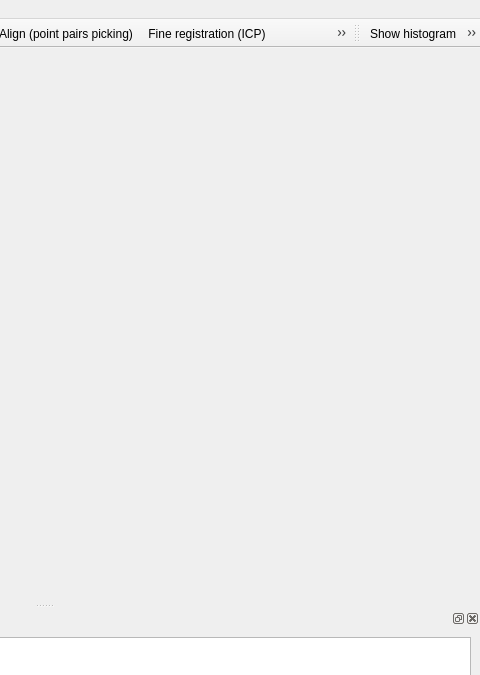
First picture: the form in qCC/ui_templates/mainWindow.ui, repository alex-kity/optimization-Registration, before the edit; both pictures show x 544 to 1024 and y 0 to 675 of the 1024 by 768 pixel window.
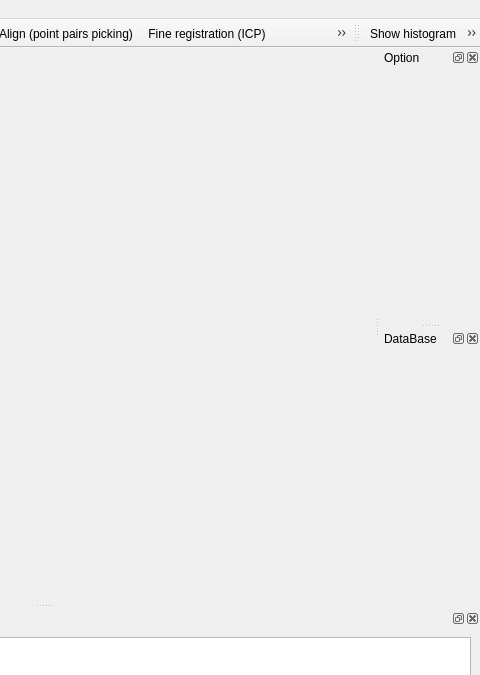
Second picture: the form after the edit. Icons and pictures are not drawn. Custom widgets are drawn as their Qt base class.

Patch:
```diff
--- a/qCC/ui_templates/mainWindow.ui
+++ b/qCC/ui_templates/mainWindow.ui
@@ -804,6 +804,60 @@
     </layout>
    </widget>
   </widget>
+  <widget class="QDockWidget" name="option">
+   <property name="minimumSize">
+    <size>
+     <width>100</width>
+     <height>100</height>
+    </size>
+   </property>
+   <property name="maximumSize">
+    <size>
+     <width>150</width>
+     <height>524287</height>
+    </size>
+   </property>
+   <property name="windowTitle">
+    <string>Option</string>
+   </property>
+   <attribute name="dockWidgetArea">
+    <number>2</number>
+   </attribute>
+   <widget class="QWidget" name="dockWidgetContents_5">
+    <layout class="QVBoxLayout" name="verticalLayout_option">
+     <property name="spacing">
+      <number>0</number>
+     </property>
+     <property name="leftMargin">
+      <number>0</number>
+     </property>
+     <property name="topMargin">
+      <number>0</number>
+     </property>
+     <property name="rightMargin">
+      <number>0</number>
+     </property>
+     <property name="bottomMargin">
+      <number>0</number>
+     </property>
+    </layout>
+   </widget>
+  </widget>
+  <widget class="QDockWidget" name="dockWidget_DataBase">
+   <property name="minimumSize">
+    <size>
+     <width>58</width>
+     <height>100</height>
+    </size>
+   </property>
+   <property name="windowTitle">
+    <string>DataBase</string>
+   </property>
+   <attribute name="dockWidgetArea">
+    <number>2</number>
+   </attribute>
+   <widget class="QWidget" name="dockWidgetContents_6"/>
+  </widget>
   <action name="actionOpen">
    <property name="icon">
     <iconset resource="../icons.qrc">
```
